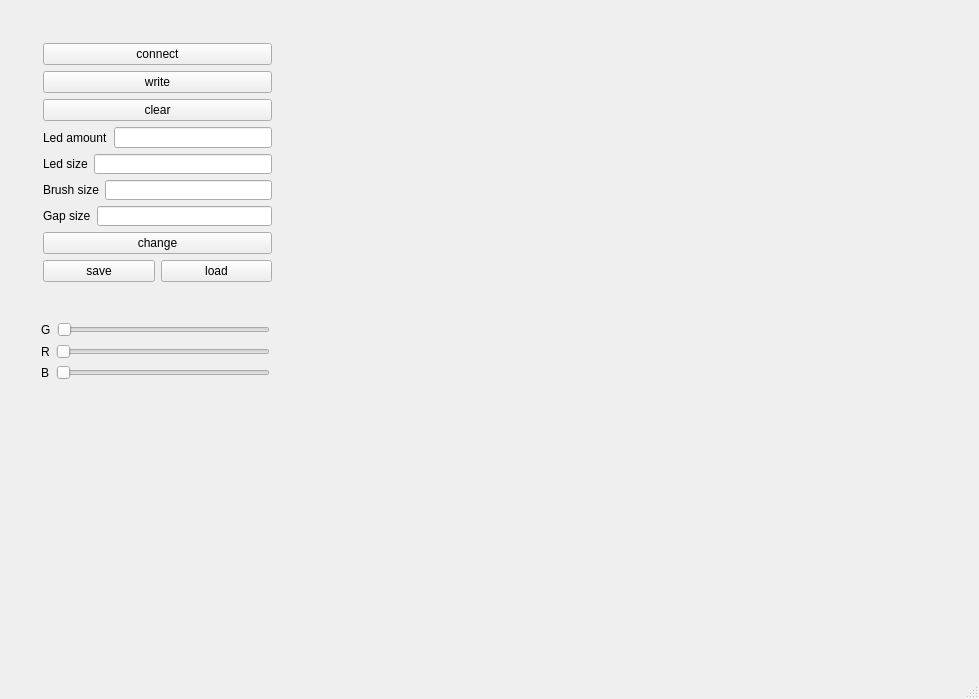
The window that apka/mainwindow.ui (mszlachetka/widmowy_qt) describes before a commit, drawn with Qt 5.
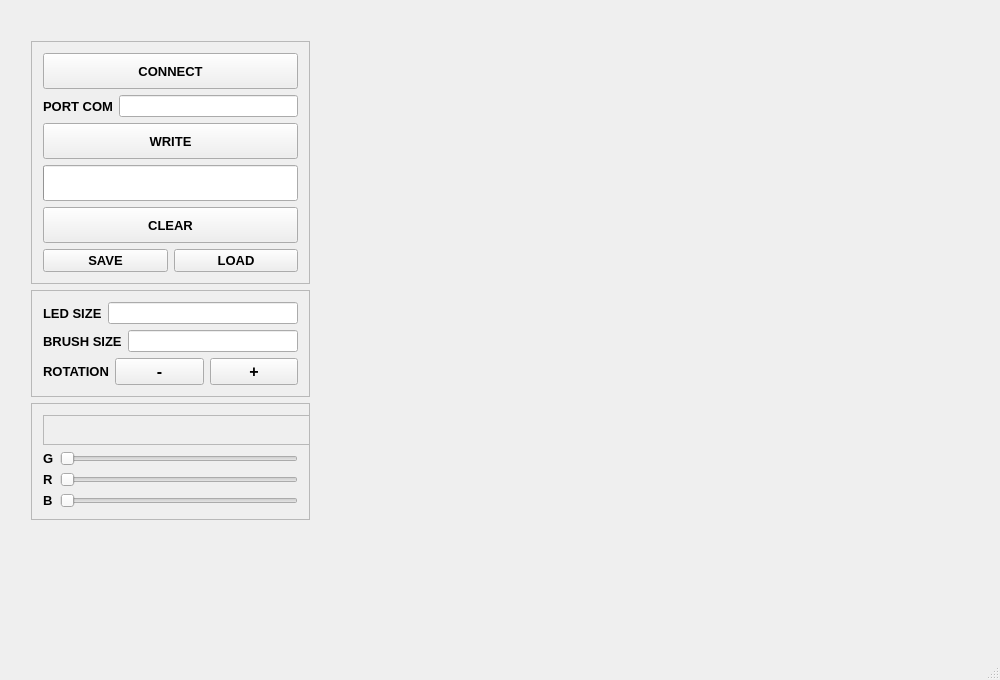
The same window after the commit. Icons and pictures are not drawn.

```diff
--- a/apka/mainwindow.ui
+++ b/apka/mainwindow.ui
@@ -6,10 +6,28 @@
    <rect>
     <x>0</x>
     <y>0</y>
-    <width>979</width>
-    <height>699</height>
+    <width>1000</width>
+    <height>680</height>
    </rect>
   </property>
+  <property name="sizePolicy">
+   <sizepolicy hsizetype="Fixed" vsizetype="Fixed">
+    <horstretch>0</horstretch>
+    <verstretch>0</verstretch>
+   </sizepolicy>
+  </property>
+  <property name="minimumSize">
+   <size>
+    <width>1000</width>
+    <height>680</height>
+   </size>
+  </property>
+  <property name="maximumSize">
+   <size>
+    <width>1000</width>
+    <height>700</height>
+   </size>
+  </property>
   <property name="cursor">
    <cursorShape>ArrowCursor</cursorShape>
   </property>
@@ -20,88 +38,210 @@
    <string>MainWindow</string>
   </property>
   <property name="windowIcon">
-   <iconset>
-    <normaloff>../../../../INNE/Różne/L.jpg</normaloff>../../../../INNE/Różne/L.jpg</iconset>
+   <iconset resource="icon.qrc">
+    <normaloff>:/new/icon/kolonia.png</normaloff>:/new/icon/kolonia.png</iconset>
   </property>
   <widget class="QWidget" name="centralWidget">
    <widget class="QWidget" name="gridLayoutWidget">
     <property name="geometry">
      <rect>
-      <x>300</x>
+      <x>320</x>
       <y>20</y>
-      <width>671</width>
+      <width>651</width>
       <height>631</height>
      </rect>
     </property>
-    <layout class="QGridLayout" name="gridLayout_2"/>
+    <layout class="QGridLayout" name="gridLayout_2">
+     <item row="0" column="0">
+      <layout class="QGridLayout" name="gridLayout_5"/>
+     </item>
+    </layout>
    </widget>
    <widget class="QWidget" name="layoutWidget">
     <property name="geometry">
      <rect>
-      <x>32</x>
-      <y>32</y>
-      <width>251</width>
-      <height>261</height>
+      <x>20</x>
+      <y>30</y>
+      <width>301</width>
+      <height>501</height>
      </rect>
     </property>
+    <layout class="QVBoxLayout" name="verticalLayout_5">
+     <item>
     <layout class="QVBoxLayout" name="verticalLayout_4">
      <item>
+        <widget class="QFrame" name="frame">
+         <property name="frameShape">
+          <enum>QFrame::StyledPanel</enum>
+         </property>
       <layout class="QVBoxLayout" name="verticalLayout">
        <item>
         <widget class="QPushButton" name="pushButton_2">
+            <property name="sizePolicy">
+             <sizepolicy hsizetype="Minimum" vsizetype="MinimumExpanding">
+              <horstretch>0</horstretch>
+              <verstretch>0</verstretch>
+             </sizepolicy>
+            </property>
+            <property name="font">
+             <font>
+              <family>SansSerif</family>
+              <pointsize>10</pointsize>
+              <weight>75</weight>
+              <bold>true</bold>
+             </font>
+            </property>
          <property name="text">
-          <string>connect</string>
+             <string>CONNECT</string>
          </property>
         </widget>
        </item>
+          <item>
+           <layout class="QHBoxLayout" name="horizontalLayout_7">
+            <item>
+             <widget class="QLabel" name="label_5">
+              <property name="font">
+               <font>
+                <family>SansSerif</family>
+                <pointsize>10</pointsize>
+                <weight>75</weight>
+                <bold>true</bold>
+               </font>
+              </property>
+              <property name="text">
+               <string>PORT COM</string>
+              </property>
+              <property name="buddy">
+               <cstring>lineEdit</cstring>
+              </property>
+             </widget>
+            </item>
+            <item>
+             <widget class="QLineEdit" name="lineEdit"/>
+            </item>
+           </layout>
+          </item>
        <item>
         <widget class="QPushButton" name="pushButton">
+            <property name="sizePolicy">
+             <sizepolicy hsizetype="Minimum" vsizetype="MinimumExpanding">
+              <horstretch>0</horstretch>
+              <verstretch>0</verstretch>
+             </sizepolicy>
+            </property>
+            <property name="font">
+             <font>
+              <family>SansSerif</family>
+              <pointsize>10</pointsize>
+              <weight>75</weight>
+              <bold>true</bold>
+             </font>
+            </property>
          <property name="text">
-          <string>write</string>
+             <string>WRITE</string>
+            </property>
+           </widget>
+          </item>
+          <item>
+           <widget class="QProgressBar" name="progressBar">
+            <property name="sizePolicy">
+             <sizepolicy hsizetype="Expanding" vsizetype="MinimumExpanding">
+              <horstretch>0</horstretch>
+              <verstretch>0</verstretch>
+             </sizepolicy>
+            </property>
+            <property name="maximum">
+             <number>120</number>
+            </property>
+            <property name="value">
+             <number>0</number>
+            </property>
+            <property name="textVisible">
+             <bool>false</bool>
          </property>
         </widget>
        </item>
        <item>
         <widget class="QPushButton" name="pushButton_3">
+            <property name="sizePolicy">
+             <sizepolicy hsizetype="Minimum" vsizetype="MinimumExpanding">
+              <horstretch>0</horstretch>
+              <verstretch>0</verstretch>
+             </sizepolicy>
+            </property>
+            <property name="font">
+             <font>
+              <family>SansSerif</family>
+              <pointsize>10</pointsize>
+              <weight>75</weight>
+              <bold>true</bold>
+             </font>
+            </property>
          <property name="text">
-          <string>clear</string>
+             <string>CLEAR</string>
          </property>
         </widget>
        </item>
-      </layout>
-     </item>
+          <item>
+           <layout class="QHBoxLayout" name="horizontalLayout_5">
+            <item>
+             <widget class="QPushButton" name="save_Button">
+              <property name="font">
+               <font>
+                <family>SansSerif</family>
+                <pointsize>10</pointsize>
+                <weight>75</weight>
+                <bold>true</bold>
+               </font>
+              </property>
+              <property name="text">
+               <string>SAVE</string>
+              </property>
+             </widget>
+            </item>
+            <item>
+             <widget class="QPushButton" name="load_Button">
+              <property name="font">
+               <font>
+                <family>SansSerif</family>
+                <pointsize>10</pointsize>
+                <weight>75</weight>
+                <bold>true</bold>
+               </font>
+              </property>
+              <property name="text">
+               <string>LOAD</string>
+              </property>
+             </widget>
+            </item>
+           </layout>
+          </item>
+         </layout>
+        </widget>
+       </item>
      <item>
+        <widget class="QFrame" name="frame">
+         <property name="frameShape">
+          <enum>QFrame::StyledPanel</enum>
+         </property>
       <layout class="QVBoxLayout" name="verticalLayout_2">
        <item>
-        <layout class="QHBoxLayout" name="horizontalLayout">
-         <item>
-          <widget class="QLabel" name="label_5">
-           <property name="text">
-            <string>Led amount</string>
-           </property>
-           <property name="buddy">
-            <cstring>edit_led_amount</cstring>
-           </property>
-          </widget>
-         </item>
-         <item>
-          <widget class="QLineEdit" name="edit_led_amount">
-           <property name="text">
-            <string/>
-           </property>
-          </widget>
-         </item>
-        </layout>
+           <layout class="QHBoxLayout" name="horizontalLayout"/>
        </item>
        <item>
         <layout class="QHBoxLayout" name="horizontalLayout_2">
          <item>
           <widget class="QLabel" name="label_6">
-           <property name="text">
-            <string>Led size</string>
-           </property>
-           <property name="buddy">
-            <cstring>edit_led_size</cstring>
+              <property name="font">
+               <font>
+                <family>SansSerif</family>
+                <pointsize>10</pointsize>
+                <weight>75</weight>
+                <bold>true</bold>
+               </font>
+              </property>
+              <property name="text">
+               <string>LED SIZE</string>
            </property>
           </widget>
          </item>
@@ -114,11 +254,16 @@
         <layout class="QHBoxLayout" name="horizontalLayout_3">
          <item>
           <widget class="QLabel" name="label_7">
-           <property name="text">
-            <string>Brush size</string>
-           </property>
-           <property name="buddy">
-            <cstring>edit_brush_size</cstring>
+              <property name="font">
+               <font>
+                <family>SansSerif</family>
+                <pointsize>10</pointsize>
+                <weight>75</weight>
+                <bold>true</bold>
+               </font>
+              </property>
+              <property name="text">
+               <string>BRUSH SIZE</string>
            </property>
           </widget>
          </item>
@@ -128,69 +273,107 @@
         </layout>
        </item>
        <item>
-        <layout class="QHBoxLayout" name="horizontalLayout_4">
-         <item>
-          <widget class="QLabel" name="label_8">
-           <property name="text">
-            <string>Gap size</string>
-           </property>
-           <property name="buddy">
-            <cstring>edit_gap_size</cstring>
-           </property>
-          </widget>
+           <layout class="QHBoxLayout" name="horizontalLayout_4"/>
          </item>
          <item>
-          <widget class="QLineEdit" name="edit_gap_size"/>
-         </item>
-        </layout>
-       </item>
-      </layout>
-     </item>
+           <layout class="QHBoxLayout" name="horizontalLayout_6">
      <item>
-      <layout class="QVBoxLayout" name="verticalLayout_3">
-       <item>
-        <widget class="QPushButton" name="pushButton_7">
+             <widget class="QLabel" name="label_4">
+              <property name="sizePolicy">
+               <sizepolicy hsizetype="Minimum" vsizetype="Minimum">
+                <horstretch>0</horstretch>
+                <verstretch>0</verstretch>
+               </sizepolicy>
+              </property>
+              <property name="font">
+               <font>
+                <family>SansSerif</family>
+                <pointsize>10</pointsize>
+                <weight>75</weight>
+                <bold>true</bold>
+               </font>
+              </property>
          <property name="text">
-          <string>change</string>
+               <string>&lt;html&gt;&lt;head/&gt;&lt;body&gt;&lt;p align=&quot;center&quot;&gt;ROTATIO&lt;span style=&quot; font-size:10pt;&quot;&gt;N&lt;/span&gt;&lt;/p&gt;&lt;/body&gt;&lt;/html&gt;</string>
          </property>
         </widget>
        </item>
        <item>
-        <layout class="QHBoxLayout" name="horizontalLayout_5">
-         <item>
-          <widget class="QPushButton" name="save_Button">
+             <widget class="QPushButton" name="lowerButton">
+              <property name="sizePolicy">
+               <sizepolicy hsizetype="MinimumExpanding" vsizetype="Fixed">
+                <horstretch>0</horstretch>
+                <verstretch>0</verstretch>
+               </sizepolicy>
+              </property>
+              <property name="font">
+               <font>
+                <family>SansSerif</family>
+                <pointsize>12</pointsize>
+                <weight>75</weight>
+                <bold>true</bold>
+               </font>
+              </property>
            <property name="text">
-            <string>save</string>
-           </property>
+               <string>-</string>
+              </property>
+              <property name="autoRepeat">
+               <bool>true</bool>
+              </property>
           </widget>
          </item>
          <item>
-          <widget class="QPushButton" name="load_Button">
+             <widget class="QPushButton" name="upperButton">
+              <property name="sizePolicy">
+               <sizepolicy hsizetype="MinimumExpanding" vsizetype="Fixed">
+                <horstretch>0</horstretch>
+                <verstretch>0</verstretch>
+               </sizepolicy>
+              </property>
+              <property name="font">
+               <font>
+                <family>SansSerif</family>
+                <pointsize>12</pointsize>
+                <weight>75</weight>
+                <bold>true</bold>
+               </font>
+              </property>
            <property name="text">
-            <string>load</string>
-           </property>
+               <string>+</string>
+              </property>
+              <property name="autoRepeat">
+               <bool>true</bool>
+              </property>
           </widget>
          </item>
         </layout>
        </item>
       </layout>
-     </item>
-    </layout>
-   </widget>
-   <widget class="QWidget" name="layoutWidget">
-    <property name="geometry">
-     <rect>
-      <x>30</x>
-      <y>310</y>
-      <width>251</width>
-      <height>84</height>
-     </rect>
+        </widget>
+       </item>
+       <item>
+        <layout class="QVBoxLayout" name="verticalLayout_3"/>
+       </item>
+      </layout>
+     </item>
+     <item>
+      <widget class="QFrame" name="frame">
+       <property name="frameShape">
+        <enum>QFrame::StyledPanel</enum>
     </property>
     <layout class="QGridLayout" name="gridLayout_4">
-     <item row="0" column="0">
+        <item row="1" column="0">
       <layout class="QGridLayout" name="gridLayout">
        <item row="0" column="0">
         <widget class="QLabel" name="label_2">
+            <property name="font">
+             <font>
+              <family>SansSerif</family>
+              <pointsize>10</pointsize>
+              <weight>75</weight>
+              <bold>true</bold>
+             </font>
+            </property>
          <property name="text">
           <string>G</string>
          </property>
@@ -208,15 +391,8 @@
        </item>
       </layout>
      </item>
-     <item row="1" column="0">
+        <item row="2" column="0">
       <layout class="QGridLayout" name="gridLayout_3">
-       <item row="0" column="0">
-        <widget class="QLabel" name="label">
-         <property name="text">
-          <string>R</string>
-         </property>
-        </widget>
-       </item>
        <item row="0" column="1">
         <widget class="QSlider" name="RedSlider">
          <property name="maximum">
@@ -229,11 +405,34 @@
        </item>
        <item row="1" column="0">
         <widget class="QLabel" name="label_3">
+            <property name="font">
+             <font>
+              <family>SansSerif</family>
+              <pointsize>10</pointsize>
+              <weight>75</weight>
+              <bold>true</bold>
+             </font>
+            </property>
          <property name="text">
           <string>B</string>
          </property>
         </widget>
        </item>
+          <item row="0" column="0">
+           <widget class="QLabel" name="label">
+            <property name="font">
+             <font>
+              <family>SansSerif</family>
+              <pointsize>10</pointsize>
+              <weight>75</weight>
+              <bold>true</bold>
+             </font>
+            </property>
+            <property name="text">
+             <string>R</string>
+            </property>
+           </widget>
+          </item>
        <item row="1" column="1">
         <widget class="QSlider" name="BlueSlider">
          <property name="maximum">
@@ -246,21 +445,35 @@
        </item>
       </layout>
      </item>
-    </layout>
-   </widget>
+        <item row="0" column="0">
    <widget class="QLabel" name="color_label">
-    <property name="geometry">
-     <rect>
-      <x>36</x>
-      <y>402</y>
-      <width>241</width>
-      <height>31</height>
-     </rect>
+          <property name="sizePolicy">
+           <sizepolicy hsizetype="Fixed" vsizetype="Fixed">
+            <horstretch>0</horstretch>
+            <verstretch>0</verstretch>
+           </sizepolicy>
+          </property>
+          <property name="minimumSize">
+           <size>
+            <width>270</width>
+            <height>30</height>
+           </size>
+          </property>
+          <property name="frameShape">
+           <enum>QFrame::StyledPanel</enum>
     </property>
     <property name="text">
      <string/>
     </property>
    </widget>
+        </item>
+       </layout>
+      </widget>
+     </item>
+    </layout>
+   </widget>
+   <zorder>layoutWidget</zorder>
+   <zorder>gridLayoutWidget</zorder>
   </widget>
   <widget class="QStatusBar" name="statusBar"/>
   <widget class="QMenuBar" name="menuBar">
@@ -268,7 +481,7 @@
     <rect>
      <x>0</x>
      <y>0</y>
-     <width>979</width>
+     <width>1000</width>
      <height>21</height>
     </rect>
    </property>
```
Left out of the diff: 4 changed lines with no effect on the pictures. Lines whose indentation alone changed are shown as unchanged.
